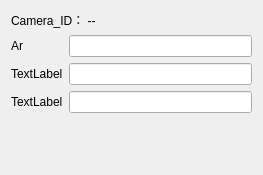
This is camera_setting.ui in Zyun-Eureka/industrial_PJ as Qt 5 draws it before an edit. The edited form follows.
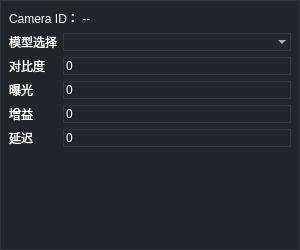
This is the edited form.

Diff of the .ui file:
```diff
--- a/camera_setting.ui
+++ b/camera_setting.ui
@@ -6,68 +6,181 @@
    <rect>
     <x>0</x>
     <y>0</y>
-    <width>263</width>
-    <height>175</height>
+    <width>300</width>
+    <height>250</height>
    </rect>
   </property>
+  <property name="minimumSize">
+   <size>
+    <width>300</width>
+    <height>250</height>
+   </size>
+  </property>
   <property name="windowTitle">
    <string>Form</string>
   </property>
-  <layout class="QVBoxLayout" name="verticalLayout">
-   <item>
-    <widget class="QLabel" name="label">
-     <property name="text">
-      <string>Camera_ID： --</string>
+  <property name="styleSheet">
+   <string notr="true"/>
+  </property>
+  <layout class="QGridLayout" name="gridLayout">
+   <property name="leftMargin">
+    <number>0</number>
+   </property>
+   <property name="topMargin">
+    <number>0</number>
+   </property>
+   <property name="rightMargin">
+    <number>0</number>
+   </property>
+   <property name="bottomMargin">
+    <number>0</number>
+   </property>
+   <property name="spacing">
+    <number>0</number>
+   </property>
+   <item row="0" column="0">
+    <widget class="QWidget" name="widget" native="true">
+     <property name="styleSheet">
+      <string notr="true">*{
+font: 700 14pt &quot;Microsoft YaHei&quot;;
+	color: rgb(255, 255, 255);
+	border:1px solid #2F343A ;
+	background-color: #22262B;
+}</string>
      </property>
+     <layout class="QGridLayout" name="gridLayout_3">
+      <item row="1" column="0" rowspan="2" colspan="2">
+       <layout class="QGridLayout" name="gridLayout_2" columnstretch="1,9">
+        <item row="2" column="0">
+         <widget class="QLabel" name="label_3">
+          <property name="styleSheet">
+           <string notr="true">border:0px;
+background-color: rgba(255, 255, 255,0);</string>
+          </property>
+          <property name="text">
+           <string>对比度</string>
+          </property>
+         </widget>
+        </item>
+        <item row="3" column="0">
+         <widget class="QLabel" name="label_4">
+          <property name="styleSheet">
+           <string notr="true">border:0px;
+background-color: rgba(255, 255, 255,0);</string>
+          </property>
+          <property name="text">
+           <string>曝光</string>
+          </property>
+         </widget>
+        </item>
+        <item row="1" column="0">
+         <widget class="QLabel" name="label_2">
+          <property name="styleSheet">
+           <string notr="true">border:0px;
+background-color: rgba(255, 255, 255,0);</string>
+          </property>
+          <property name="text">
+           <string>模型选择</string>
+          </property>
+         </widget>
+        </item>
+        <item row="2" column="1">
+         <widget class="QSpinBox" name="spinBox">
+          <property name="styleSheet">
+           <string notr="true">border:1px solid #2F343A ;
+background-color: rgba(255, 255, 255,0);</string>
+          </property>
+         </widget>
+        </item>
+        <item row="5" column="0">
+         <widget class="QLabel" name="label_6">
+          <property name="styleSheet">
+           <string notr="true">border:0px;
+background-color: rgba(255, 255, 255,0);</string>
+          </property>
+          <property name="text">
+           <string>延迟</string>
+          </property>
+         </widget>
+        </item>
+        <item row="3" column="1">
+         <widget class="QSpinBox" name="spinBox_2">
+          <property name="styleSheet">
+           <string notr="true">border:1px solid #2F343A ;
+background-color: rgba(255, 255, 255,0);</string>
+          </property>
+         </widget>
+        </item>
+        <item row="4" column="0">
+         <widget class="QLabel" name="label_5">
+          <property name="styleSheet">
+           <string notr="true">border:0px;
+background-color: rgba(255, 255, 255,0);</string>
+          </property>
+          <property name="text">
+           <string>增益</string>
+          </property>
+         </widget>
+        </item>
+        <item row="5" column="1">
+         <widget class="QSpinBox" name="spinBox_4">
+          <property name="styleSheet">
+           <string notr="true">border:1px solid #2F343A ;
+background-color: rgba(255, 255, 255,0);</string>
+          </property>
+         </widget>
+        </item>
+        <item row="4" column="1">
+         <widget class="QSpinBox" name="spinBox_3">
+          <property name="styleSheet">
+           <string notr="true">border:1px solid #2F343A ;
+background-color: rgba(255, 255, 255,0);</string>
+          </property>
+         </widget>
+        </item>
+        <item row="1" column="1">
+         <widget class="QComboBox" name="comboBox">
+          <property name="styleSheet">
+           <string notr="true">border:1px solid #2F343A ;
+background-color: rgba(255, 255, 255,0);</string>
+          </property>
+         </widget>
+        </item>
+       </layout>
+      </item>
+      <item row="0" column="0">
+       <widget class="QLabel" name="id">
+        <property name="maximumSize">
+         <size>
+          <width>16777215</width>
+          <height>30</height>
+         </size>
+        </property>
+        <property name="styleSheet">
+         <string notr="true">border:0px;
+background-color: rgba(255, 255, 255,0);</string>
+        </property>
+        <property name="text">
+         <string>Camera ID： --</string>
+        </property>
+       </widget>
+      </item>
+      <item row="3" column="0">
+       <spacer name="verticalSpacer">
+        <property name="orientation">
+         <enum>Qt::Vertical</enum>
+        </property>
+        <property name="sizeHint" stdset="0">
+         <size>
+          <width>20</width>
+          <height>11</height>
+         </size>
+        </property>
+       </spacer>
+      </item>
+     </layout>
     </widget>
    </item>
-   <item>
-    <layout class="QGridLayout" name="gridLayout">
-     <item row="0" column="0">
-      <widget class="QLabel" name="label_2">
-       <property name="text">
-        <string>Ar</string>
-       </property>
-      </widget>
-     </item>
-     <item row="0" column="1">
-      <widget class="QLineEdit" name="lineEdit"/>
-     </item>
-     <item row="1" column="0">
-      <widget class="QLabel" name="label_3">
-       <property name="text">
-        <string>TextLabel</string>
-       </property>
-      </widget>
-     </item>
-     <item row="1" column="1">
-      <widget class="QLineEdit" name="lineEdit_2"/>
-     </item>
-     <item row="2" column="0">
-      <widget class="QLabel" name="label_4">
-       <property name="text">
-        <string>TextLabel</string>
-       </property>
-      </widget>
-     </item>
-     <item row="2" column="1">
-      <widget class="QLineEdit" name="lineEdit_3"/>
-     </item>
-    </layout>
-   </item>
-   <item>
-    <spacer name="verticalSpacer">
-     <property name="orientation">
-      <enum>Qt::Vertical</enum>
-     </property>
-     <property name="sizeHint" stdset="0">
-      <size>
-       <width>20</width>
-       <height>40</height>
-      </size>
-     </property>
-    </spacer>
-   </item>
   </layout>
  </widget>
  <resources/>
```
